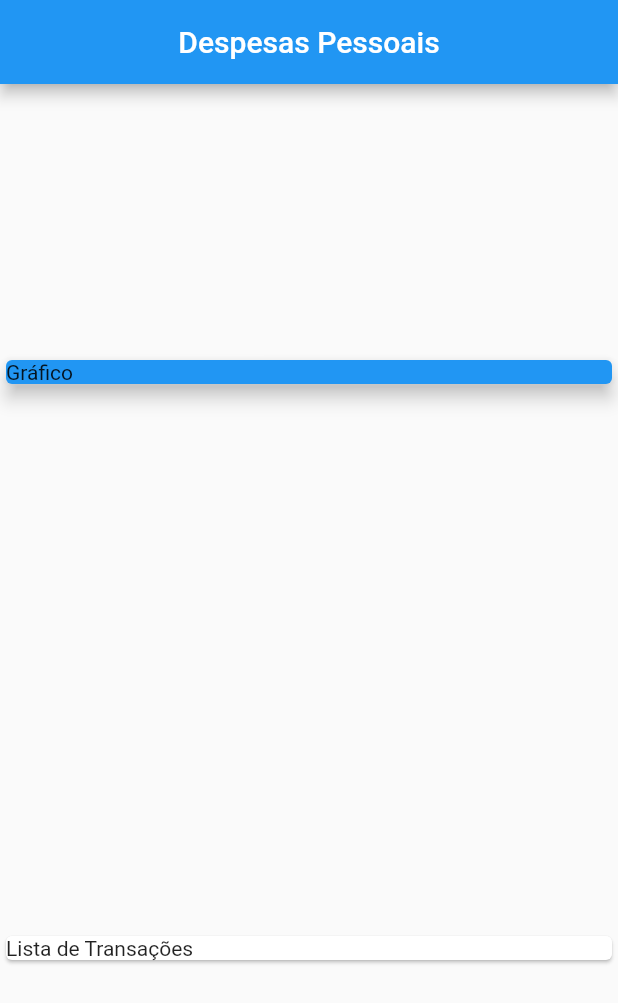
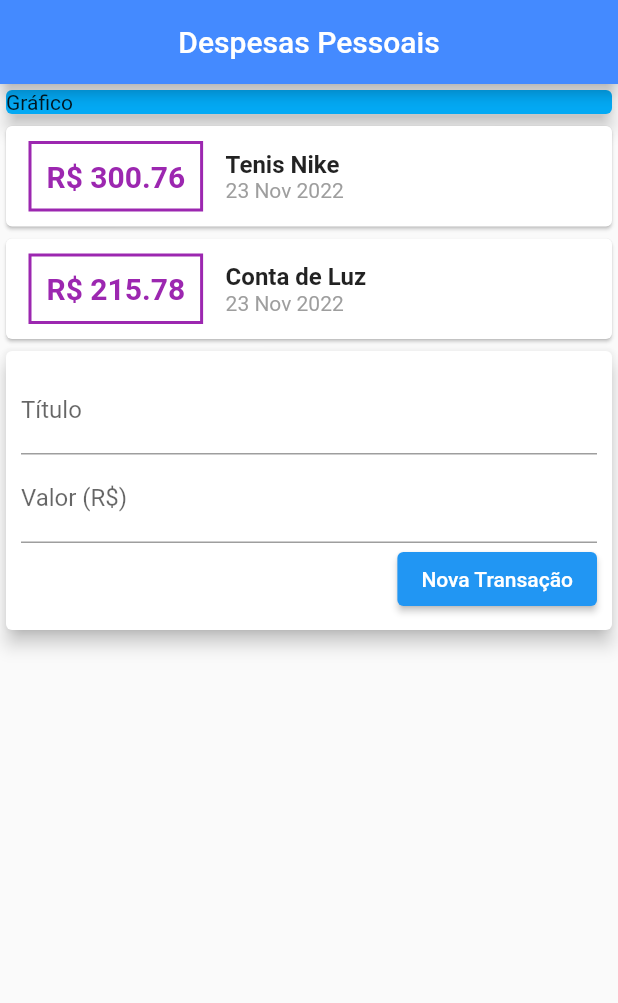
Before and after one commit to marllondavid/expenses, a Flutter app: the screen it shows after launch, on a phone screen of 412 x 824 dp. Shown: the top 1003 px of the screen. Run offline on Flutter 3.47's test engine with Material 2 defaults, Android fonts, the phone set to English and light mode, and no system bars.

```diff
--- a/lib/main.dart
+++ b/lib/main.dart
@@ -1,6 +1,7 @@
-// ignore_for_file: avoid_unnecessary_containers
-
+// ignore_for_file: avoid_unnecessary_containers, sized_box_for_whitespace, duplicate_ignore
+import 'package:expenses/models/transaction.dart';
 import 'package:flutter/material.dart';
+import 'package:intl/intl.dart';
 
 main() => runApp(const ExpensesAPP());
 
@@ -9,7 +10,7 @@ class ExpensesAPP extends StatelessWidget {
 
   @override
   Widget build(BuildContext context) {
-    return const MaterialApp(
+    return MaterialApp(
       debugShowCheckedModeBanner: false,
       home: MyHomePage(),
     );
@@ -17,7 +18,12 @@ class ExpensesAPP extends StatelessWidget {
 }
 
 class MyHomePage extends StatelessWidget {
-  const MyHomePage({Key? key}) : super(key: key);
+  final _transactions = [
+    Transaction(
+        id: 't1', title: 'Tenis Nike', value: 300.76, date: DateTime.now()),
+    Transaction(
+        id: 't2', title: 'Conta de Luz', value: 215.78, date: DateTime.now()),
+  ];
 
   @override
   Widget build(BuildContext context) {
@@ -25,26 +31,96 @@ class MyHomePage extends StatelessWidget {
       appBar: AppBar(
         title: const Text('Despesas Pessoais'),
         centerTitle: true,
-        backgroundColor: Colors.blue,
+        backgroundColor: Colors.blueAccent,
       ),
       body: Column(
-        mainAxisAlignment: MainAxisAlignment.spaceAround,
         crossAxisAlignment: CrossAxisAlignment.stretch,
         children: <Widget>[
-          // ignore: sized_box_for_whitespace
           Container(
             width: double.infinity,
             child: const Card(
-              color: Colors.blue,
+              color: Colors.lightBlue,
               elevation: 5,
               child: Text('Gráfico'),
             ),
           ),
           // ignore: sized_box_for_whitespace
-          Container(
-            width: double.infinity,
-            child: const Card(
-              child: Text('Lista de Transações'),
+          Column(
+            children: _transactions.map((tr) {
+              return Card(
+                  child: Row(
+                children: <Widget>[
+                  Container(
+                    margin: const EdgeInsets.symmetric(
+                      horizontal: 15,
+                      vertical: 10,
+                    ),
+                    decoration: BoxDecoration(
+                      border: Border.all(
+                        color: Colors.purple,
+                        width: 2,
+                      ),
+                    ),
+                    padding: const EdgeInsets.all(10),
+                    child: Text(
+                      //toStringAsFixed(2) usado para padronizar o número de casas decimais
+                      'R\$ ${tr.value.toStringAsFixed(2)}',
+                      style: const TextStyle(
+                        fontWeight: FontWeight.bold,
+                        fontSize: 20,
+                        color: Colors.purple,
+                      ),
+                    ),
+                  ),
+                  Column(
+                    crossAxisAlignment: CrossAxisAlignment.start,
+                    children: <Widget>[
+                      Text(
+                        tr.title,
+                        style: const TextStyle(
+                          fontWeight: FontWeight.bold,
+                          fontSize: 16,
+                        ),
+                      ),
+                      Text(
+                        DateFormat('d MMM y').format(tr.date),
+                        style: const TextStyle(
+                          color: Colors.grey,
+                        ),
+                      ),
+                    ],
+                  )
+                ],
+              ));
+            }).toList(),
+          ),
+          Card(
+            elevation: 5,
+            child: Padding(
+              padding: const EdgeInsets.all(10),
+              child: Column(
+                children: [
+                  const TextField(
+                    decoration: InputDecoration(
+                      labelText: 'Título',
+                    ),
+                  ),
+                  const TextField(
+                    decoration: InputDecoration(
+                      labelText: 'Valor (R\$)',
+                    ),
+                  ),
+                  Row(
+                    mainAxisAlignment: MainAxisAlignment.end,
+                    children: [
+                      ElevatedButton(
+                        onPressed: () {},
+                        child: const Text('Nova Transação'),
+                      ),
+                    ],
+                  ),
+                ],
+              ),
             ),
           )
         ],
--- /dev/null
+++ b/lib/models/transaction.dart
@@ -0,0 +1,15 @@
+//esta classe representará os dados da transação
+class Transaction {
+  final String id;
+  final String title;
+  final double value;
+  final DateTime date;
+
+  //definindo o construtor com atributos nomeados
+  Transaction({
+    required this.id,
+    required this.title,
+    required this.value,
+    required this.date,
+  });
+}
--- a/pubspec.yaml
+++ b/pubspec.yaml
@@ -29,6 +29,7 @@ environment:
 dependencies:
   flutter:
     sdk: flutter
+  intl: ^0.17.0
 
 
   # The following adds the Cupertino Icons font to your application.
```
Also changed, not shown: pubspec.lock, 1 other file.
